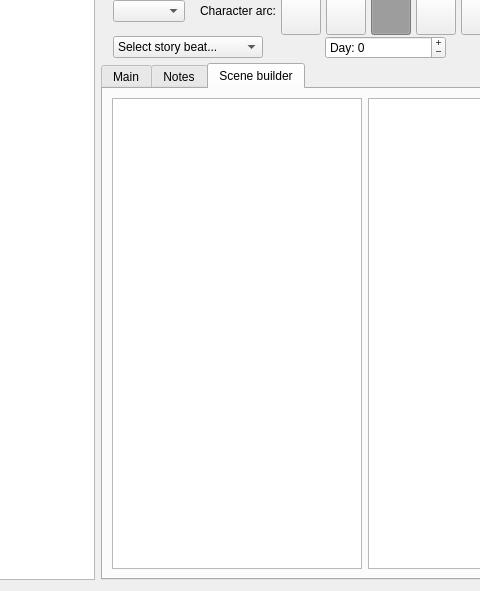
zkovari/plotlyst, file ui/scene_editor.ui: the form before one commit; both pictures show x 116 to 596 and y 217 to 808 of the 855 by 808 pixel window.
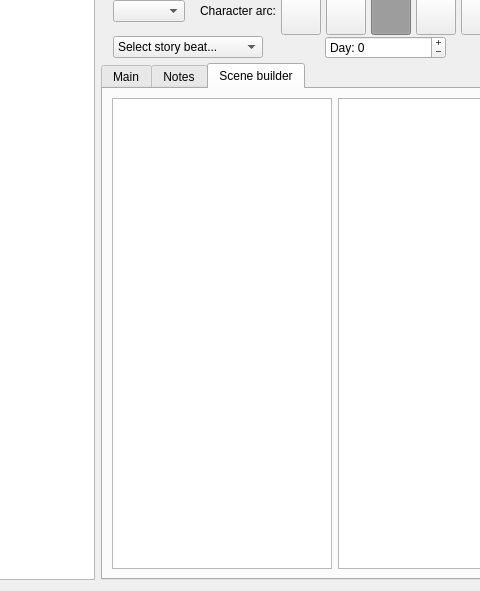
The form after the commit.

The edit to the form file:
```diff
--- a/ui/scene_editor.ui
+++ b/ui/scene_editor.ui
@@ -1222,7 +1222,7 @@
           <widget class="QTreeView" name="treeInventory">
            <property name="maximumSize">
             <size>
-             <width>250</width>
+             <width>220</width>
              <height>16777215</height>
             </size>
            </property>
```
